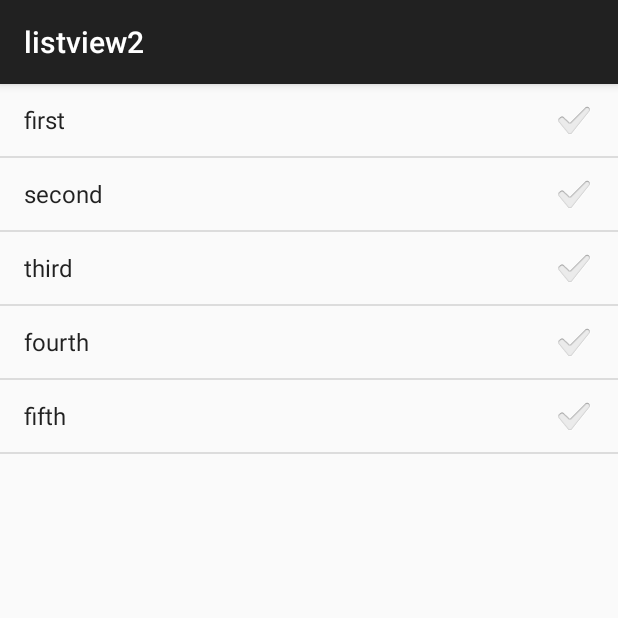
After one commit to DannyZhang14/MyApp, an Android app: the listview2 screen opened directly, with no data from a screen before it, on a phone screen of 412 x 824 dp, the top half of it. The commit adds this screen. Run offline under Robolectric (Android 15) with nearby library versions, the phone set to English and light mode, and no system bars.

Commit message:
短信的添加和listview的加强

```diff
--- a/SencePager/app/src/main/java/com/example/danny/sencepager/listview.java
+++ b/SencePager/app/src/main/java/com/example/danny/sencepager/listview.java
@@ -19,7 +19,7 @@ import android.widget.TextView;
 import android.widget.Toast;
 
 public class listview extends ListActivity {
-    //private static final String[] COUNTRIES = new String[]{"China","Russia","English","America","France"};
+
 
     @Override
     protected void onCreate(Bundle savedInstanceState) {
@@ -29,6 +29,7 @@ public class listview extends ListActivity {
         setListAdapter(new  TextImageAdapter(this));
     }
     private class TextImageAdapter extends BaseAdapter{
+        //这个Adapter就是来把数据和图片逐行填充到每一个list里边
         private Context mContext;
         public TextImageAdapter(Context context){
             this.mContext=context;
@@ -73,6 +74,7 @@ public class listview extends ListActivity {
     }
 
 
+    //定义两个数组分别来放置String的值和image的位置
     private String[] texts = new String[]{"警戒","彩灯","闹钟"};
     private int[]  images = new int[]{R.mipmap.list_mute,R.mipmap.list_light,R.mipmap.list_ala};
 
--- /dev/null
+++ b/SencePager/app/src/main/java/com/example/danny/sencepager/listview2.java
@@ -0,0 +1,28 @@
+package com.example.danny.sencepager;
+
+import android.support.v7.app.ActionBarActivity;
+import android.os.Bundle;
+import android.view.Menu;
+import android.view.MenuItem;
+import android.view.View;
+import android.widget.ArrayAdapter;
+import android.widget.ListView;
+
+
+public class listview2 extends ActionBarActivity {
+    private static final String[] strs = new String[] {
+        "first", "second", "third", "fourth", "fifth"};
+    private ListView lv;
+    //定义一个String数组用来显示ListView的内容/** Called when the activity is first created. */
+    @Override
+    public void onCreate(Bundle savedInstanceState) {super.onCreate(savedInstanceState);
+        setContentView(R.layout.activity_listview2);
+
+        lv = (ListView) findViewById(R.id.listview22);//得到ListView对象的引用 /*为ListView设置Adapter来绑定数据*/
+        lv.setAdapter(new ArrayAdapter<String>(this,
+                android.R.layout.simple_list_item_checked, strs));
+        lv.setChoiceMode(ListView.CHOICE_MODE_MULTIPLE);
+
+    }
+
+}
--- a/SencePager/app/src/main/java/com/example/danny/sencepager/myFragment.java
+++ b/SencePager/app/src/main/java/com/example/danny/sencepager/myFragment.java
@@ -22,7 +22,7 @@ public class myFragment extends Fragment {
         mImageButton.setOnClickListener(new View.OnClickListener() {
             @Override
             public void onClick(View view) {
-                Toast.makeText(getActivity(),"I am an ImageButton in TittleFragment!",Toast.LENGTH_SHORT).show();
+                getActivity().finish();
             }
         });
         return view;
--- /dev/null
+++ b/SencePager/app/src/main/res/layout/activity_listview2.xml
@@ -0,0 +1,16 @@
+<RelativeLayout xmlns:android="http://schemas.android.com/apk/res/android"
+    xmlns:tools="http://schemas.android.com/tools" android:layout_width="match_parent"
+    android:layout_height="match_parent" android:paddingLeft="@dimen/activity_horizontal_margin"
+    android:paddingRight="@dimen/activity_horizontal_margin"
+    android:paddingTop="@dimen/activity_vertical_margin"
+    android:paddingBottom="@dimen/activity_vertical_margin"
+    tools:context="com.example.danny.sencepager.listview2">
+
+<ListView
+    android:id="@+id/listview22"
+    android:layout_width="fill_parent"
+    android:layout_height="fill_parent">
+
+</ListView>
+
+</RelativeLayout>
--- a/SencePager/app/src/main/res/layout/my_notification.xml
+++ b/SencePager/app/src/main/res/layout/my_notification.xml
@@ -9,6 +9,7 @@
         android:id="@+id/text_content"
         android:layout_width="wrap_content"
         android:layout_height="wrap_content"
+        android:text="test test test test test test"
         android:textSize="20sp" />
 
 </LinearLayout>
--- a/SencePager/app/src/main/res/values/strings.xml
+++ b/SencePager/app/src/main/res/values/strings.xml
@@ -20,4 +20,5 @@
     <string name="system_seekbar_text">系统SeekBar</string>
     <string name="self_seekbar_text">自定义SeekBar</string>
     <string name="title_activity_mywebview">我的WebView</string>
+    <string name="title_activity_listview2">listview2</string>
 </resources>
```
Also changed, not shown: SencePager/app/src/main/AndroidManifest.xml (+7 -0 lines), SencePager/app/src/main/java/com/example/danny/sencepager/MainActivity.java (+5 -3 lines), SencePager/app/src/main/java/com/example/danny/sencepager/ShareReference.java (+50 -20 lines), SencePager/app/src/main/java/com/example/danny/sencepager/mywebview.java (+0 -20 lines), SencePager/app/src/main/res/layout/listview3.xml (added, +12 -0 lines), SencePager/app/src/main/res/layout/sharereference.xml (+8 -1 lines), SencePager/app/src/main/res/menu/menu_listview2.xml (added, +7 -0 lines), 1 other file.
